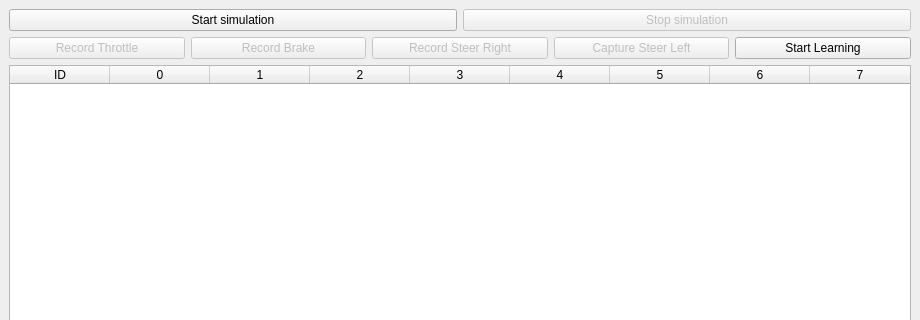
Old version of the form xml/primaryWindow.ui in the repository oramadn/CAN_Simulator; both pictures show x 0 to 920 and y 0 to 320 of the 920 by 582 pixel window.
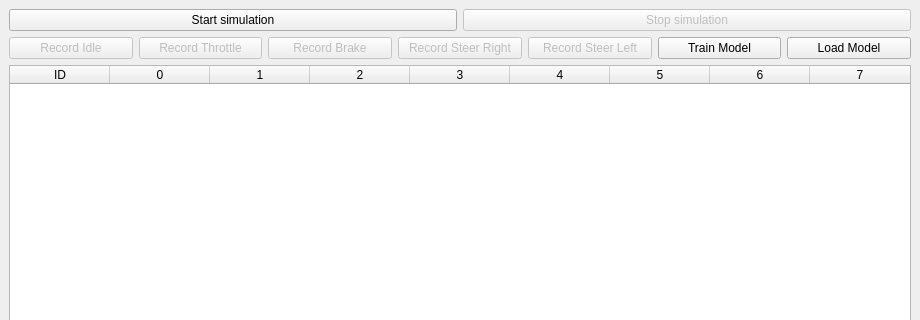
New version of the form.

Commit message: Fixed UI and Added 'Idle' state

What changed in the file:
```diff
--- a/xml/primaryWindow.ui
+++ b/xml/primaryWindow.ui
@@ -49,7 +49,17 @@
     <item>
      <layout class="QHBoxLayout" name="horizontalLayout_4">
       <item>
-       <widget class="QPushButton" name="captureThrottle">
+       <widget class="QPushButton" name="captureIdleButton">
+        <property name="enabled">
+         <bool>false</bool>
+        </property>
+        <property name="text">
+         <string>Record Idle</string>
+        </property>
+       </widget>
+      </item>
+      <item>
+       <widget class="QPushButton" name="captureThrottleButton">
         <property name="enabled">
          <bool>false</bool>
         </property>
@@ -84,14 +94,21 @@
          <bool>false</bool>
         </property>
         <property name="text">
-         <string>Capture Steer Left</string>
+         <string>Record Steer Left</string>
         </property>
        </widget>
       </item>
       <item>
        <widget class="QPushButton" name="startPipeline">
         <property name="text">
-         <string>Start Learning</string>
+         <string>Train Model</string>
+        </property>
+       </widget>
+      </item>
+      <item>
+       <widget class="QPushButton" name="predictButton">
+        <property name="text">
+         <string>Load Model</string>
         </property>
        </widget>
       </item>
```
Left out of the diff: 8 changed lines with no effect on the pictures. The commit also changes 15 other files.
